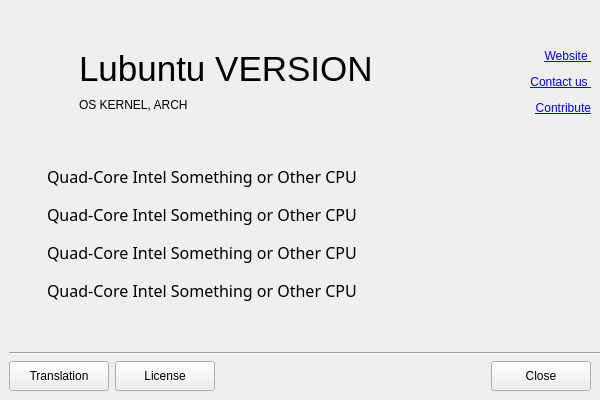
The window that src/main.ui (lubuntu-team/lubuntu-about) describes before a commit, drawn with Qt 5.
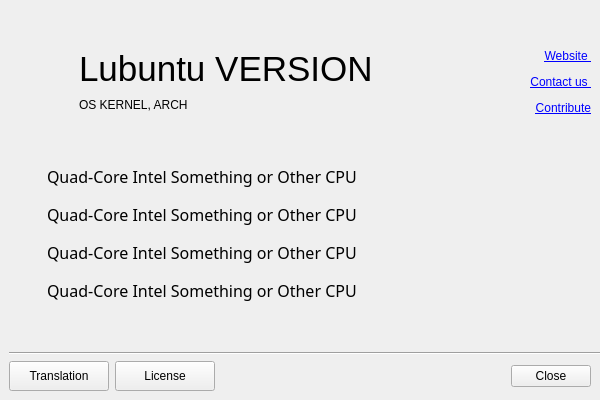
The same window after the commit. Icons and pictures are not drawn.

Commit message: Change the Close button to the standard Close button.

```diff
--- a/src/main.ui
+++ b/src/main.ui
@@ -324,7 +324,7 @@
       </item>
      </layout>
     </item>
-    <item row="11" column="0" colspan="4">
+    <item row="10" column="0" colspan="4">
      <layout class="QHBoxLayout" name="buttonslayout">
       <item>
        <widget class="QPushButton" name="translation">
@@ -378,27 +378,15 @@
        </spacer>
       </item>
       <item>
-       <widget class="QPushButton" name="close">
-        <property name="minimumSize">
-         <size>
-          <width>100</width>
-          <height>30</height>
-         </size>
-        </property>
-        <property name="maximumSize">
-         <size>
-          <width>100</width>
-          <height>30</height>
-         </size>
-        </property>
-        <property name="text">
-         <string>Close</string>
+       <widget class="QDialogButtonBox" name="close">
+        <property name="standardButtons">
+         <set>QDialogButtonBox::Close</set>
         </property>
        </widget>
       </item>
      </layout>
     </item>
-    <item row="9" column="0">
+    <item row="8" column="0">
      <spacer name="verticalSpacer1">
       <property name="orientation">
        <enum>Qt::Vertical</enum>
@@ -411,7 +399,7 @@
       </property>
      </spacer>
     </item>
-    <item row="10" column="0">
+    <item row="9" column="0">
      <widget class="Line" name="line">
       <property name="minimumSize">
        <size>
```
Left out of the diff: 6 changed lines with no effect on the pictures.
